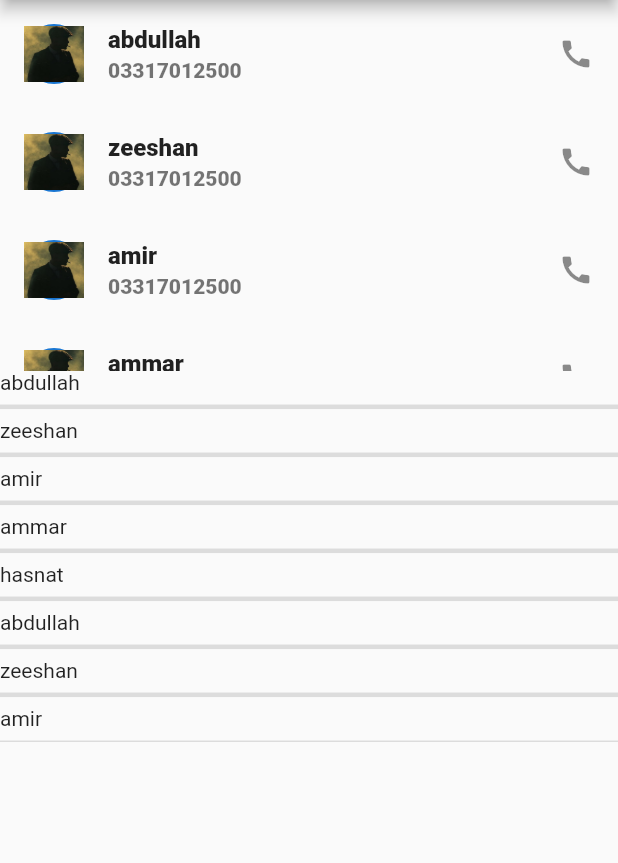
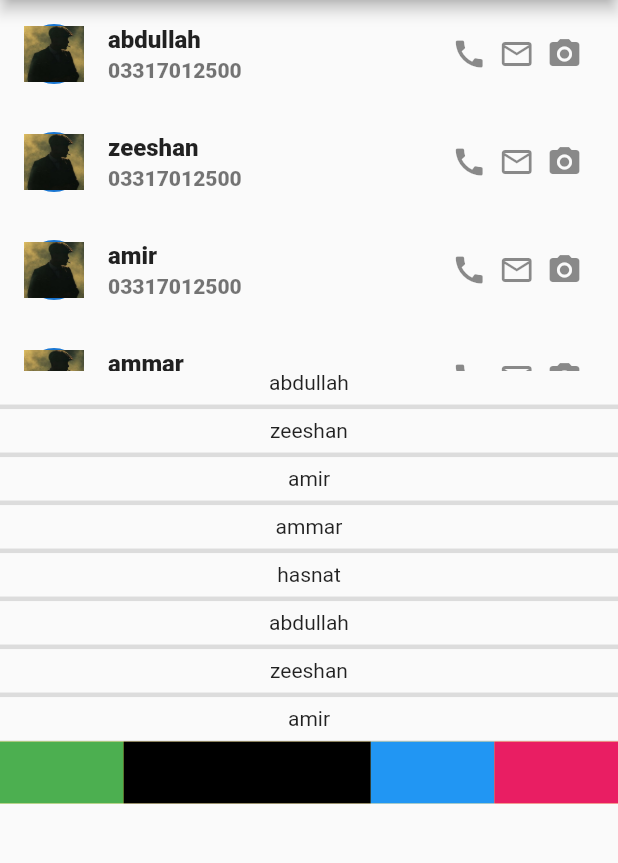
Before and after one commit to Abdullah6445/flutter_practice, a Flutter app: the screen it shows after launch, on a phone screen of 412 x 824 dp, the part 84-947 px from its top. Run offline on Flutter 3.47's test engine with Material 3 defaults, Android fonts, the phone set to English and light mode, and no system bars.

Commit message:
expended widget

```diff
--- a/lib/PAGES/pageTwo.dart
+++ b/lib/PAGES/pageTwo.dart
@@ -43,7 +43,20 @@ class _pageTwoState extends State<pageTwo> {
                   "03317012500",
                   style: TextStyle(fontWeight: FontWeight.w900),
                 ),
-                trailing: Icon(Icons.call),
+                trailing: Container(
+                  // color: Colors.yellow,
+                  width: MediaQuery.of(context).size.width * (.25),
+                  child: Expanded(
+                    child: Row(
+                      mainAxisAlignment: MainAxisAlignment.spaceEvenly,
+                      children: [
+                        Icon(Icons.call),
+                        Icon(Icons.mail_outline_outlined),
+                        Icon(Icons.camera_alt),
+                      ],
+                    ),
+                  ),
+                ),
               );
             },
             itemCount: names.length,
@@ -53,7 +66,7 @@ class _pageTwoState extends State<pageTwo> {
           height: MediaQuery.of(context).size.height * (.3),
           child: ListView.separated(
               itemBuilder: (context, index) {
-                return Text(names[index]);
+                return Center(child: Text(names[index]));
               },
               separatorBuilder: (context, index) {
                 return Divider(
@@ -62,6 +75,32 @@ class _pageTwoState extends State<pageTwo> {
               },
               itemCount: names.length),
         ),
+        Container(
+          height: MediaQuery.of(context).size.height * (.05),
+          color: Colors.amberAccent,
+          child: Row(
+            children: [
+              Container(
+                width: MediaQuery.of(context).size.width * (.2),
+                color: Colors.green,
+              ),
+              Expanded(
+                child: Container(
+                  width: MediaQuery.of(context).size.width * (.2),
+                  color: Colors.black,
+                ),
+              ),
+              Container(
+                width: MediaQuery.of(context).size.width * (.2),
+                color: Colors.blue,
+              ),
+              Container(
+                width: MediaQuery.of(context).size.width * (.2),
+                color: Colors.pink,
+              ),
+            ],
+          ),
+        ),
       ]),
     );
   }
```
